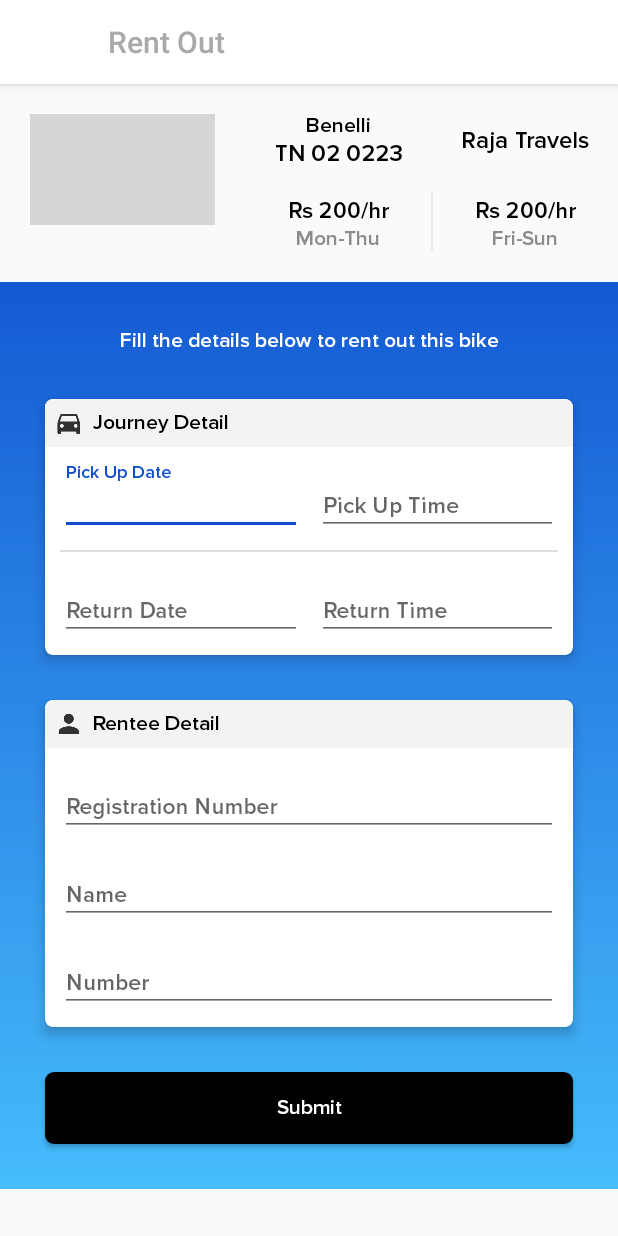
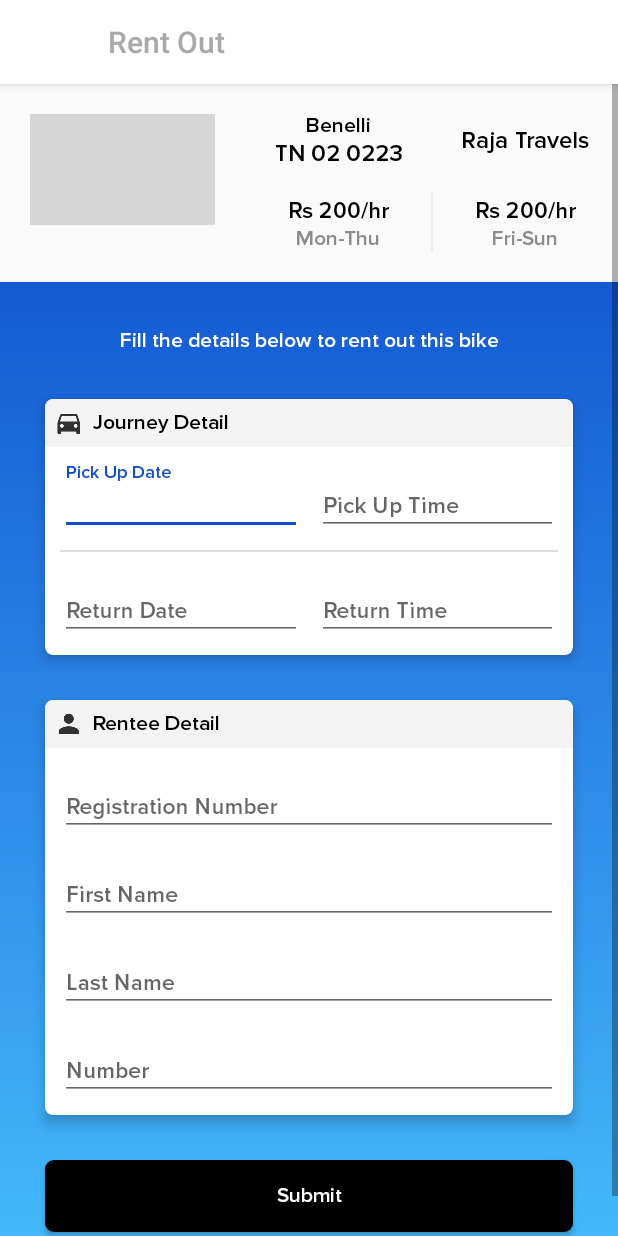
Before and after one commit to tanmay777/RentRide, an Android app: the ToRentActivity screen opened directly, with no data from a screen before it, on a phone screen of 412 x 824 dp. Run offline under Robolectric (Android 15) with nearby library versions, the light colour scheme and no system bars; our stand-ins replace Firebase (no records; nobody signed in at launch, a user with empty details on screens opened directly); pictures from the network do not load; 6 statements that could not run were skipped; grey boxes are pictures that could not be loaded.

Commit message:
rent out integerated with the new backend

```diff
--- a/app/src/main/java/com/example/tanmay/rentbaazvehicleadministration/Entity/AddVehicles/AddVehicleAllModel.kt
+++ /dev/null
@@ -1,3 +0,0 @@
-package com.example.tanmay.rentbaazvehicleadministration.Entity.AddVehicles
-
-data class AddVehicleAllModel(val linking_id:String="",val vehicle_name:String="", val vehicle_number:String="", val vendor_organization:String="", val vehicle_image_url:String="", val weekday_cost:String="", val weekend_cost:String="",val status:String="")
--- a/app/src/main/java/com/example/tanmay/rentbaazvehicleadministration/Entity/AllVehicle/AllVehicleFragment.kt
+++ b/app/src/main/java/com/example/tanmay/rentbaazvehicleadministration/Entity/AllVehicle/AllVehicleFragment.kt
@@ -17,7 +17,6 @@ import java.util.*
 class AllVehicleFragment : Fragment() {
 
     lateinit var fragmentView: View
-    var allVehicleList: ArrayList<VehicleModel> = ArrayList()
     val rootRef = FirebaseFirestore.getInstance()
 
     override fun onCreateView(inflater: LayoutInflater, container: ViewGroup?,
@@ -34,6 +33,7 @@ class AllVehicleFragment : Fragment() {
     }
 
     private fun loadAllVehilcle() {
+        var allVehicleList: ArrayList<VehicleModel> = ArrayList()
         rootRef.collection("vehicle")
                 .get()
                 .addOnSuccessListener {
--- a/app/src/main/java/com/example/tanmay/rentbaazvehicleadministration/Entity/OnRentVehicle/OnRentVehicleFragment.kt
+++ b/app/src/main/java/com/example/tanmay/rentbaazvehicleadministration/Entity/OnRentVehicle/OnRentVehicleFragment.kt
@@ -26,7 +26,6 @@ import java.util.*
 class OnRentVehicleFragment : Fragment() {
 
     lateinit var fragmentView: View
-    var onRentVehicleList: ArrayList<VehicleModel> = ArrayList()
     val rootRef = FirebaseFirestore.getInstance()
 
     override fun onCreateView(inflater: LayoutInflater, container: ViewGroup?,
@@ -43,6 +42,7 @@ class OnRentVehicleFragment : Fragment() {
     }
 
     private fun loadOnRentVehilcle() {
+        var onRentVehicleList: ArrayList<VehicleModel> = ArrayList()
         rootRef.collection("vehicle")
                 .get()
                 .addOnSuccessListener {
@@ -51,8 +51,8 @@ class OnRentVehicleFragment : Fragment() {
                         onRentVehicle.id=it.id
                         var flag=false
                         for (bookingModel in onRentVehicle.booking) {
-                            if ((bookingModel.pickup_details.compareTo(Date()) > 0) &&
-                                    (bookingModel.drop_details.compareTo(Date()) < 0)) {
+                            if ((bookingModel.pickup_details.compareTo(Date()) < 0) &&
+                                    (bookingModel.drop_details.compareTo(Date()) > 0)) {
                                 flag = true
                             }
                         }
--- /dev/null
+++ b/app/src/main/java/com/example/tanmay/rentbaazvehicleadministration/Entity/ToRent/RenteeModel.kt
@@ -0,0 +1,3 @@
+package com.example.tanmay.rentbaazvehicleadministration.Entity.ToRent
+
+data class RenteeModel(val first_name:String="",val last_name:String="",val phone_number:String="",val registration_number:String="")
--- a/app/src/main/java/com/example/tanmay/rentbaazvehicleadministration/Entity/ToRent/ToRentActivity.kt
+++ b/app/src/main/java/com/example/tanmay/rentbaazvehicleadministration/Entity/ToRent/ToRentActivity.kt
@@ -12,8 +12,10 @@ import android.view.MotionEvent
 import android.view.View
 import android.widget.DatePicker
 import com.bumptech.glide.Glide
+import com.example.tanmay.rentbaazvehicleadministration.Entity.Home.VehicleModel
+import com.example.tanmay.rentbaazvehicleadministration.Entity.Home.bookingModel
 import com.example.tanmay.rentbaazvehicleadministration.R
-import com.google.firebase.firestore.DocumentReference
+import com.google.firebase.firestore.DocumentSnapshot
 import com.google.firebase.firestore.FirebaseFirestore
 import kotlinx.android.synthetic.main.activity_to_rent.*
 import java.text.SimpleDateFormat
@@ -22,16 +24,21 @@ import java.util.*
 
 class ToRentActivity : AppCompatActivity() {
 
-    lateinit var itemId:String
-    lateinit var availableVehicleDocumentReference:DocumentReference
+    lateinit var itemId: String
+    var rootRef: FirebaseFirestore = FirebaseFirestore.getInstance()
+    lateinit var pickUpDateTime: Date
+    lateinit var returnDateTime: Date
+    var vehicle: VehicleModel? = null
+    lateinit var vehicleUpdated: VehicleModel
     var cal = Calendar.getInstance()
 
 
     override fun onCreate(savedInstanceState: Bundle?) {
         super.onCreate(savedInstanceState)
         setContentView(R.layout.activity_to_rent)
-        supportActionBar!!.title= Html.fromHtml("<font color=\"#a9a9a9\">Rent Out</font>")
+        supportActionBar!!.title = Html.fromHtml("<font color=\"#a9a9a9\">Rent Out</font>")
         supportActionBar!!.setDisplayHomeAsUpEnabled(true)
+
         //TODO: Change color of up enabled button
         //TODO: Disable Keyboard Popping
 
@@ -44,6 +51,7 @@ class ToRentActivity : AppCompatActivity() {
                 val myFormat = "dd/MM/yyyy" // mention the format you need
                 val simpleDateFormat = SimpleDateFormat(myFormat, Locale.US)
                 edit_text_pick_up_date!!.text = Editable.Factory.getInstance().newEditable(simpleDateFormat.format(cal.getTime()))
+                pickUpDateTime = cal.time
             }
         }
 
@@ -56,13 +64,14 @@ class ToRentActivity : AppCompatActivity() {
                 val myFormat = "dd/MM/yyyy" // mention the format you need
                 val simpleDateFormat = SimpleDateFormat(myFormat, Locale.US)
                 edit_text_return_date!!.text = Editable.Factory.getInstance().newEditable(simpleDateFormat.format(cal.getTime()))
+                returnDateTime = cal.time
             }
         }
 
         edit_text_pick_up_date.setOnTouchListener(object : View.OnTouchListener {
             override fun onTouch(v: View?, event: MotionEvent?): Boolean {
                 when (event?.action) {
-                    MotionEvent.ACTION_DOWN ->{
+                    MotionEvent.ACTION_DOWN -> {
                         DatePickerDialog(this@ToRentActivity,
                                 pickUpDateSetListener,
                                 // se DatePickerDialog to point to today's date when it loads up
@@ -79,7 +88,7 @@ class ToRentActivity : AppCompatActivity() {
         edit_text_return_date.setOnTouchListener(object : View.OnTouchListener {
             override fun onTouch(v: View?, event: MotionEvent?): Boolean {
                 when (event?.action) {
-                    MotionEvent.ACTION_DOWN ->{
+                    MotionEvent.ACTION_DOWN -> {
                         DatePickerDialog(this@ToRentActivity,
                                 returnDateSetListener,
                                 // set DatePickerDialog to point to today's date when it loads up
@@ -98,6 +107,7 @@ class ToRentActivity : AppCompatActivity() {
             cal.set(Calendar.MINUTE, minute)
 
             edit_text_pick_up_time.text = Editable.Factory.getInstance().newEditable(SimpleDateFormat("HH:mm").format(cal.time))
+            pickUpDateTime = cal.time
         }
 
         val returnTimeSetListener = TimePickerDialog.OnTimeSetListener { timePicker, hour, minute ->
@@ -105,12 +115,13 @@ class ToRentActivity : AppCompatActivity() {
             cal.set(Calendar.MINUTE, minute)
 
             edit_text_return_time.text = Editable.Factory.getInstance().newEditable(SimpleDateFormat("HH:mm").format(cal.time))
+            returnDateTime = cal.time
         }
 
         edit_text_pick_up_time.setOnTouchListener(object : View.OnTouchListener {
             override fun onTouch(v: View?, event: MotionEvent?): Boolean {
                 when (event?.action) {
-                    MotionEvent.ACTION_DOWN ->{
+                    MotionEvent.ACTION_DOWN -> {
                         TimePickerDialog(this@ToRentActivity, pickUpTimeSetListener, cal.get(Calendar.HOUR_OF_DAY), cal.get(Calendar.MINUTE), true).show()
                     }
                 }
@@ -121,7 +132,7 @@ class ToRentActivity : AppCompatActivity() {
         edit_text_return_time.setOnTouchListener(object : View.OnTouchListener {
             override fun onTouch(v: View?, event: MotionEvent?): Boolean {
                 when (event?.action) {
-                    MotionEvent.ACTION_DOWN ->{
+                    MotionEvent.ACTION_DOWN -> {
                         TimePickerDialog(this@ToRentActivity, returnTimeSetListener, cal.get(Calendar.HOUR_OF_DAY), cal.get(Calendar.MINUTE), true).show()
                     }
                 }
@@ -130,27 +141,40 @@ class ToRentActivity : AppCompatActivity() {
             }
         })
 
-
     }
 
     override fun onStart() {
         super.onStart()
-        itemId=intent.getStringExtra("item_id")
-        Log.v("Item ID",itemId)
-        availableVehicleDocumentReference=FirebaseFirestore.getInstance().collection("available_vehicle").document(itemId)
-        availableVehicleDocumentReference.get().addOnSuccessListener {
-            bike_name.text=it.get("vehicle_name").toString()
+        itemId = intent.getStringExtra("item_id")
+        Log.v("Item ID", itemId)
+        val vehicleDocumentReference = FirebaseFirestore.getInstance().collection("vehicle").document(itemId)
+        vehicleDocumentReference.get().addOnSuccessListener { it: DocumentSnapshot ->
+
+            vehicle = it.toObject(VehicleModel::class.java)
+
+            bike_name.text = it.get("vehicle_name").toString()
             Glide.with(this).load(it.get("vehicle_image_url")).into(bike_img)
-            bike_number.text=it.get("vehicle_number").toString()
-            bike_organization.text=it.get("vendor_organization").toString()
-            cost_weekday.text=it.get("weekday_cost").toString()
-            cost_weekend.text=it.get("weekend_cost").toString()
+            bike_number.text = it.get("vehicle_number").toString()
+            bike_organization.text = it.get("vendor_organization").toString()
+            cost_weekday.text = it.get("weekday_cost").toString()
+            cost_weekend.text = it.get("weekend_cost").toString()
         }
+
+        submit.setOnClickListener {
+            vehicle?.booking?.add(bookingModel(number.text.toString(), Date(pickUpDateTime.time), Date(returnDateTime.time)))
+            rootRef.collection("vehicle").document(itemId).set(vehicle!!)
+
+            rootRef.collection("rentee_details").document(number.text.toString()).set(RenteeModel(first_name.text.toString(),
+                    last_name.text.toString(),
+                    number.text.toString(),
+                    registration_number.text.toString()))
+        }
+
     }
 
     override fun onOptionsItemSelected(item: MenuItem?): Boolean {
 
-        when(item?.itemId) {
+        when (item?.itemId) {
             android.R.id.home -> {
                 this.finish()
                 return true
--- a/app/src/main/res/layout/activity_on_rent.xml
+++ b/app/src/main/res/layout/activity_on_rent.xml
@@ -495,14 +495,14 @@
                         android:text="Name"
                         android:layout_margin="10dp"
                         app:layout_constraintStart_toStartOf="parent"
-                        app:layout_constraintEnd_toStartOf="@id/text_view_name"
+                        app:layout_constraintEnd_toStartOf="@id/text_view_first_name"
                         app:layout_constraintTop_toBottomOf="@id/registration_number_text"
                         android:fontFamily="@font/proxima_nova_semibold"
                         android:id="@+id/name_text"
                         />
 
                     <TextView
-                        android:id="@+id/text_view_name"
+                        android:id="@+id/text_view_first_name"
                         android:layout_width="0dp"
                         android:textColor="#000"
                         android:layout_height="wrap_content"
--- a/app/src/main/res/layout/activity_to_rent.xml
+++ b/app/src/main/res/layout/activity_to_rent.xml
@@ -311,6 +311,7 @@
                         <android.support.design.widget.TextInputEditText
                             android:layout_width="match_parent"
                             android:layout_height="wrap_content"
+                            android:id="@+id/registration_number"
                             android:fontFamily="@font/proxima_nova_semibold"
                             android:hint="Registration Number"
                             android:textSize="15sp" />
@@ -318,7 +319,7 @@
 
 
                     <android.support.design.widget.TextInputLayout
-                        android:id="@+id/text_view_name"
+                        android:id="@+id/text_view_first_name"
                         android:layout_width="0dp"
                         android:layout_height="wrap_content"
                         android:layout_margin="10dp"
@@ -329,8 +330,27 @@
                         <android.support.design.widget.TextInputEditText
                             android:layout_width="match_parent"
                             android:layout_height="wrap_content"
+                            android:id="@+id/first_name"
                             android:fontFamily="@font/proxima_nova_semibold"
-                            android:hint="Name"
+                            android:hint="First Name"
+                            android:textSize="15sp" />
+                    </android.support.design.widget.TextInputLayout>
+
+                    <android.support.design.widget.TextInputLayout
+                        android:id="@+id/text_view_last_name"
+                        android:layout_width="0dp"
+                        android:layout_height="wrap_content"
+                        android:layout_margin="10dp"
+                        app:layout_constraintEnd_toEndOf="parent"
+                        app:layout_constraintStart_toStartOf="parent"
+                        app:layout_constraintTop_toBottomOf="@id/text_view_first_name">
+
+                        <android.support.design.widget.TextInputEditText
+                            android:layout_width="match_parent"
+                            android:layout_height="wrap_content"
+                            android:id="@+id/last_name"
+                            android:fontFamily="@font/proxima_nova_semibold"
+                            android:hint="Last Name"
                             android:textSize="15sp" />
                     </android.support.design.widget.TextInputLayout>
 
@@ -341,13 +361,14 @@
                         android:layout_margin="10dp"
                         app:layout_constraintEnd_toEndOf="parent"
                         app:layout_constraintStart_toStartOf="parent"
-                        app:layout_constraintTop_toBottomOf="@id/text_view_name">
+                        app:layout_constraintTop_toBottomOf="@id/text_view_last_name">
 
                         <android.support.design.widget.TextInputEditText
                             android:layout_width="match_parent"
                             android:layout_height="wrap_content"
                             android:fontFamily="@font/proxima_nova_semibold"
                             android:hint="Number"
+                            android:id="@+id/number"
                             android:inputType="number"
                             android:textSize="15sp" />
                     </android.support.design.widget.TextInputLayout>
@@ -363,6 +384,7 @@
                 android:background="@drawable/end_session_button_background"
                 android:fontFamily="@font/proxima_nova_semibold"
                 android:text="Submit"
+                android:id="@+id/submit"
                 android:textAllCaps="false"
                 android:textColor="#FFF"
                 app:layout_constraintBottom_toBottomOf="parent"
```
Also changed, not shown: app/src/main/java/com/example/tanmay/rentbaazvehicleadministration/Entity/AddVehicles/AddVehicleActivity.kt (+18 -30 lines), app/src/main/java/com/example/tanmay/rentbaazvehicleadministration/Entity/AddVehicles/AddVehicleAvailableModel.kt (deleted, +0 -12 lines), app/src/main/java/com/example/tanmay/rentbaazvehicleadministration/Entity/AvailableVehicle/AvailableVehicleFragment.kt (+4 -3 lines), app/src/main/java/com/example/tanmay/rentbaazvehicleadministration/Entity/Home/VehicleModel.kt (+9 -8 lines).
